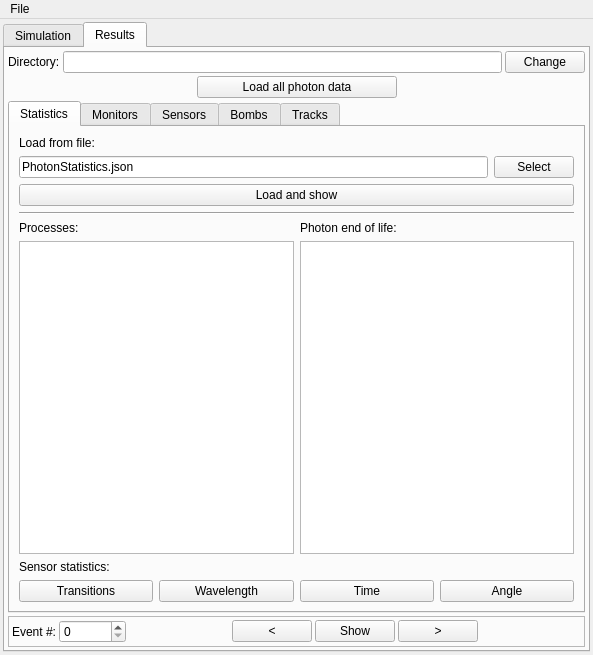
Before: the Qt Designer form ants3bundle/src/ants3/gui/photsim/aphotsimwin.ui in andrmor/ANTS3bundle, drawn with Qt 5.
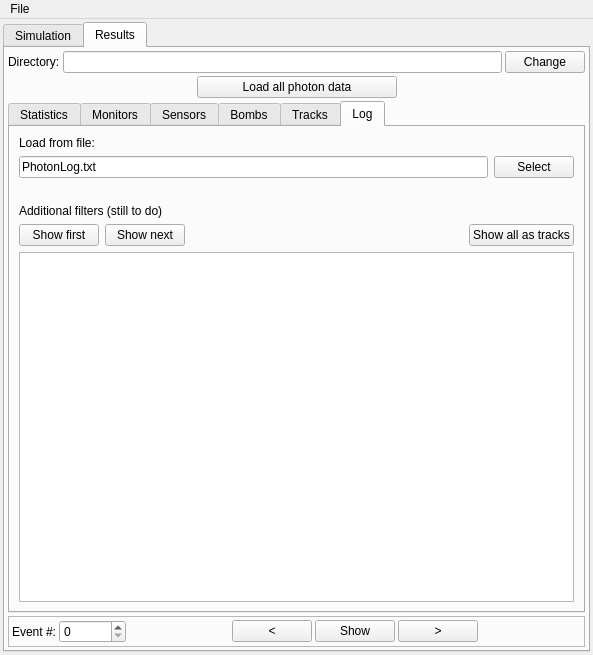
After: the same form once the commit is applied. The open tabs and pages were chosen to show the change.

```diff
--- a/ants3bundle/src/ants3/gui/photsim/aphotsimwin.ui
+++ b/ants3bundle/src/ants3/gui/photsim/aphotsimwin.ui
@@ -3616,7 +3616,7 @@
         <item>
          <widget class="QTabWidget" name="tbwResults">
           <property name="currentIndex">
-           <number>0</number>
+           <number>5</number>
           </property>
           <widget class="QWidget" name="tab_6">
            <attribute name="title">
@@ -4619,6 +4619,96 @@
             </item>
            </layout>
           </widget>
+          <widget class="QWidget" name="tab_10">
+           <attribute name="title">
+            <string>Log</string>
+           </attribute>
+           <layout class="QVBoxLayout" name="verticalLayout_26">
+            <item>
+             <widget class="QLabel" name="label_45">
+              <property name="text">
+               <string>Load from file:</string>
+              </property>
+             </widget>
+            </item>
+            <item>
+             <layout class="QHBoxLayout" name="horizontalLayout_62">
+              <item>
+               <widget class="QLineEdit" name="leLogFile">
+                <property name="text">
+                 <string>PhotonLog.txt</string>
+                </property>
+               </widget>
+              </item>
+              <item>
+               <widget class="QPushButton" name="pbSelectLogFile">
+                <property name="text">
+                 <string>Select</string>
+                </property>
+               </widget>
+              </item>
+             </layout>
+            </item>
+            <item>
+             <widget class="QLabel" name="label_46">
+              <property name="text">
+               <string/>
+              </property>
+             </widget>
+            </item>
+            <item>
+             <widget class="QLabel" name="label_47">
+              <property name="text">
+               <string>Additional filters (still to do)</string>
+              </property>
+             </widget>
+            </item>
+            <item>
+             <layout class="QHBoxLayout" name="horizontalLayout_63">
+              <property name="topMargin">
+               <number>0</number>
+              </property>
+              <item>
+               <widget class="QPushButton" name="pbPhotonLog_first">
+                <property name="text">
+                 <string>Show first</string>
+                </property>
+               </widget>
+              </item>
+              <item>
+               <widget class="QPushButton" name="pbPhotonLog_next">
+                <property name="text">
+                 <string>Show next</string>
+                </property>
+               </widget>
+              </item>
+              <item>
+               <spacer name="horizontalSpacer_69">
+                <property name="orientation">
+                 <enum>Qt::Horizontal</enum>
+                </property>
+                <property name="sizeHint" stdset="0">
+                 <size>
+                  <width>40</width>
+                  <height>20</height>
+                 </size>
+                </property>
+               </spacer>
+              </item>
+              <item>
+               <widget class="QPushButton" name="pbPhotonLog_ShowAll">
+                <property name="text">
+                 <string>Show all as tracks</string>
+                </property>
+               </widget>
+              </item>
+             </layout>
+            </item>
+            <item>
+             <widget class="QPlainTextEdit" name="pteLog"/>
+            </item>
+           </layout>
+          </widget>
          </widget>
         </item>
         <item>
```
Left out of the diff: 2 changed lines with no effect on the pictures.
